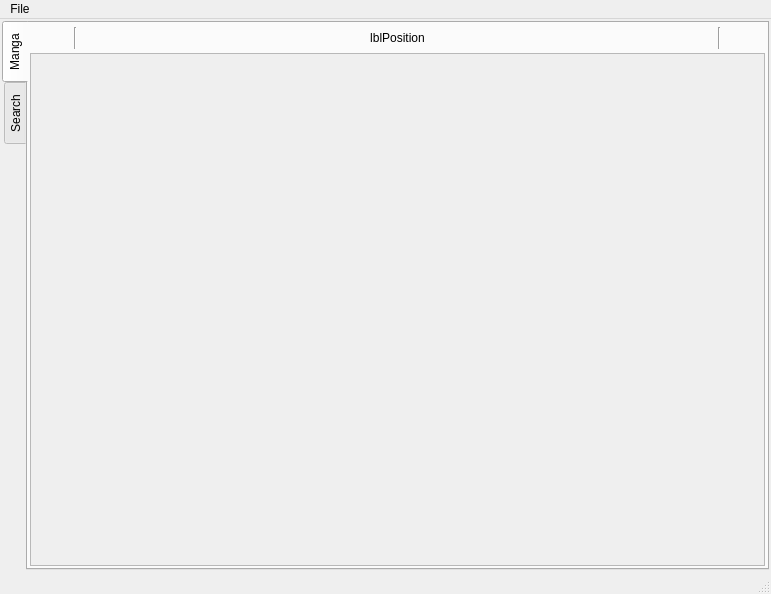
Above: mainwindow.ui from kernel1024/qmanga before the change. Below: the same form after it.
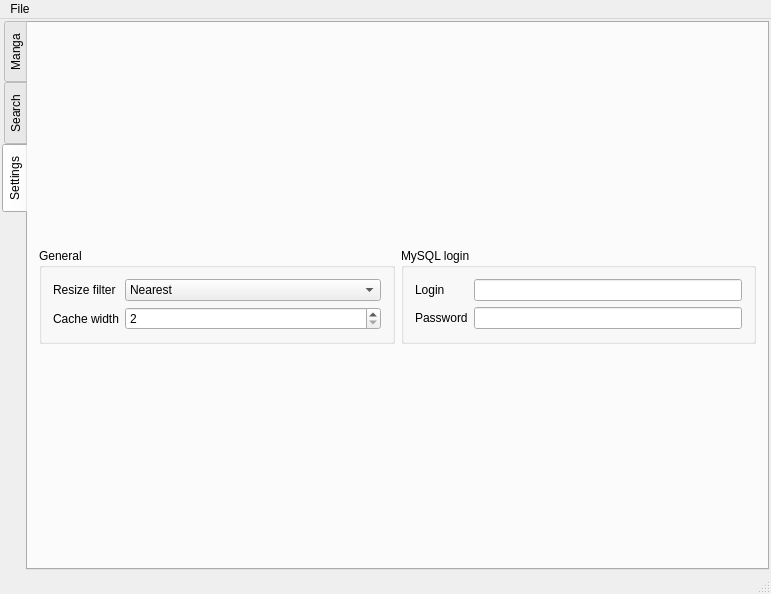
That is the form after the change. The open tabs and pages were chosen to show the change. Custom widgets are drawn as their Qt base class.

What changed in the file:
```diff
--- a/mainwindow.ui
+++ b/mainwindow.ui
@@ -235,7 +235,7 @@
           <property name="alignment">
            <set>Qt::AlignCenter</set>
           </property>
-          <widget class="QWidget" name="viewContainer">
+          <widget class="ZMangaView" name="mangaView">
            <property name="geometry">
             <rect>
              <x>0</x>
@@ -254,6 +254,137 @@
         <string>Search</string>
        </attribute>
       </widget>
+      <widget class="QWidget" name="tab_3">
+       <attribute name="title">
+        <string>Settings</string>
+       </attribute>
+       <layout class="QVBoxLayout" name="verticalLayout_3">
+        <item>
+         <spacer name="verticalSpacer">
+          <property name="orientation">
+           <enum>Qt::Vertical</enum>
+          </property>
+          <property name="sizeHint" stdset="0">
+           <size>
+            <width>20</width>
+            <height>209</height>
+           </size>
+          </property>
+         </spacer>
+        </item>
+        <item>
+         <layout class="QHBoxLayout" name="horizontalLayout_2">
+          <item>
+           <widget class="QGroupBox" name="groupBox">
+            <property name="title">
+             <string>General</string>
+            </property>
+            <layout class="QFormLayout" name="formLayout">
+             <item row="0" column="0">
+              <widget class="QLabel" name="label">
+               <property name="text">
+                <string>Resize filter</string>
+               </property>
+              </widget>
+             </item>
+             <item row="0" column="1">
+              <widget class="QComboBox" name="comboFilter">
+               <property name="sizePolicy">
+                <sizepolicy hsizetype="Expanding" vsizetype="Fixed">
+                 <horstretch>0</horstretch>
+                 <verstretch>0</verstretch>
+                </sizepolicy>
+               </property>
+               <item>
+                <property name="text">
+                 <string>Nearest</string>
+                </property>
+               </item>
+               <item>
+                <property name="text">
+                 <string>Bilinear</string>
+                </property>
+               </item>
+               <item>
+                <property name="text">
+                 <string>Lanczos</string>
+                </property>
+               </item>
+              </widget>
+             </item>
+             <item row="1" column="0">
+              <widget class="QLabel" name="label_2">
+               <property name="text">
+                <string>Cache width</string>
+               </property>
+              </widget>
+             </item>
+             <item row="1" column="1">
+              <widget class="QSpinBox" name="spinCacheWidth">
+               <property name="sizePolicy">
+                <sizepolicy hsizetype="Expanding" vsizetype="Fixed">
+                 <horstretch>0</horstretch>
+                 <verstretch>0</verstretch>
+                </sizepolicy>
+               </property>
+               <property name="minimum">
+                <number>2</number>
+               </property>
+              </widget>
+             </item>
+            </layout>
+           </widget>
+          </item>
+          <item>
+           <widget class="QGroupBox" name="groupBox_2">
+            <property name="title">
+             <string>MySQL login</string>
+            </property>
+            <layout class="QFormLayout" name="formLayout_2">
+             <item row="0" column="0">
+              <widget class="QLabel" name="label_3">
+               <property name="text">
+                <string>Login</string>
+               </property>
+              </widget>
+             </item>
+             <item row="0" column="1">
+              <widget class="QLineEdit" name="editMySqlLogin"/>
+             </item>
+             <item row="1" column="0">
+              <widget class="QLabel" name="label_4">
+               <property name="text">
+                <string>Password</string>
+               </property>
+              </widget>
+             </item>
+             <item row="1" column="1">
+              <widget class="QLineEdit" name="editMySqlPassword">
+               <property name="echoMode">
+                <enum>QLineEdit::Password</enum>
+               </property>
+              </widget>
+             </item>
+            </layout>
+           </widget>
+          </item>
+         </layout>
+        </item>
+        <item>
+         <spacer name="verticalSpacer_2">
+          <property name="orientation">
+           <enum>Qt::Vertical</enum>
+          </property>
+          <property name="sizeHint" stdset="0">
+           <size>
+            <width>20</width>
+            <height>208</height>
+           </size>
+          </property>
+         </spacer>
+        </item>
+       </layout>
+      </widget>
      </widget>
     </item>
    </layout>
@@ -290,6 +421,14 @@
   </action>
  </widget>
  <layoutdefault spacing="6" margin="11"/>
+ <customwidgets>
+  <customwidget>
+   <class>ZMangaView</class>
+   <extends>QWidget</extends>
+   <header>zmangaview.h</header>
+   <container>1</container>
+  </customwidget>
+ </customwidgets>
  <resources/>
  <connections/>
 </ui>
```
